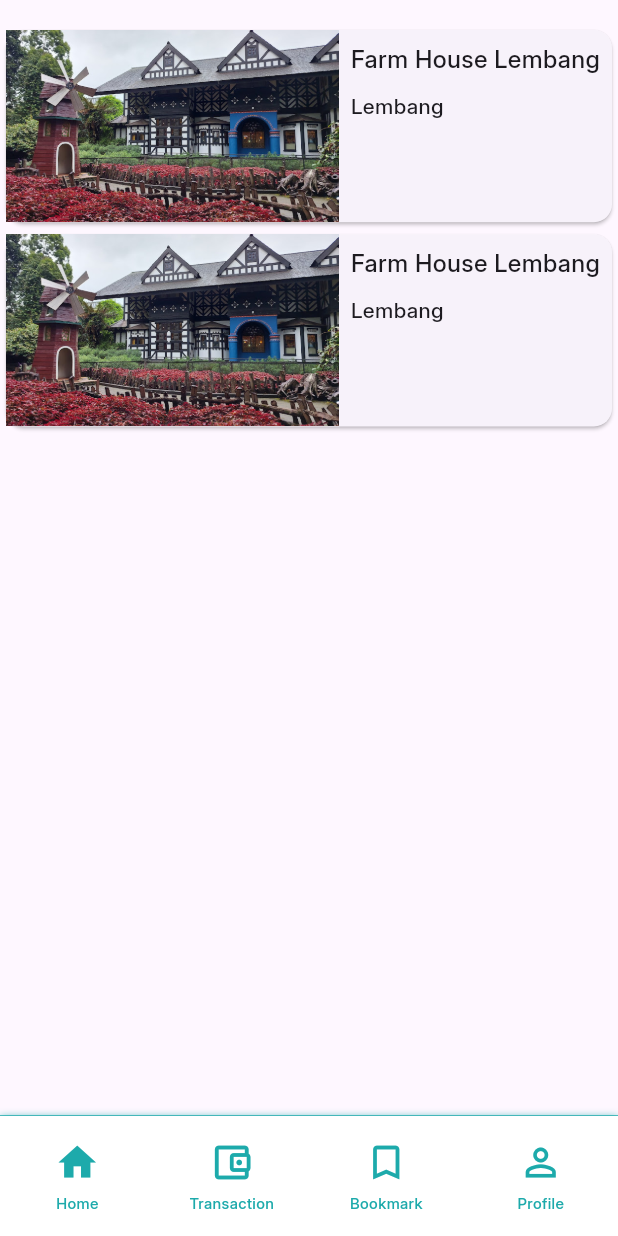
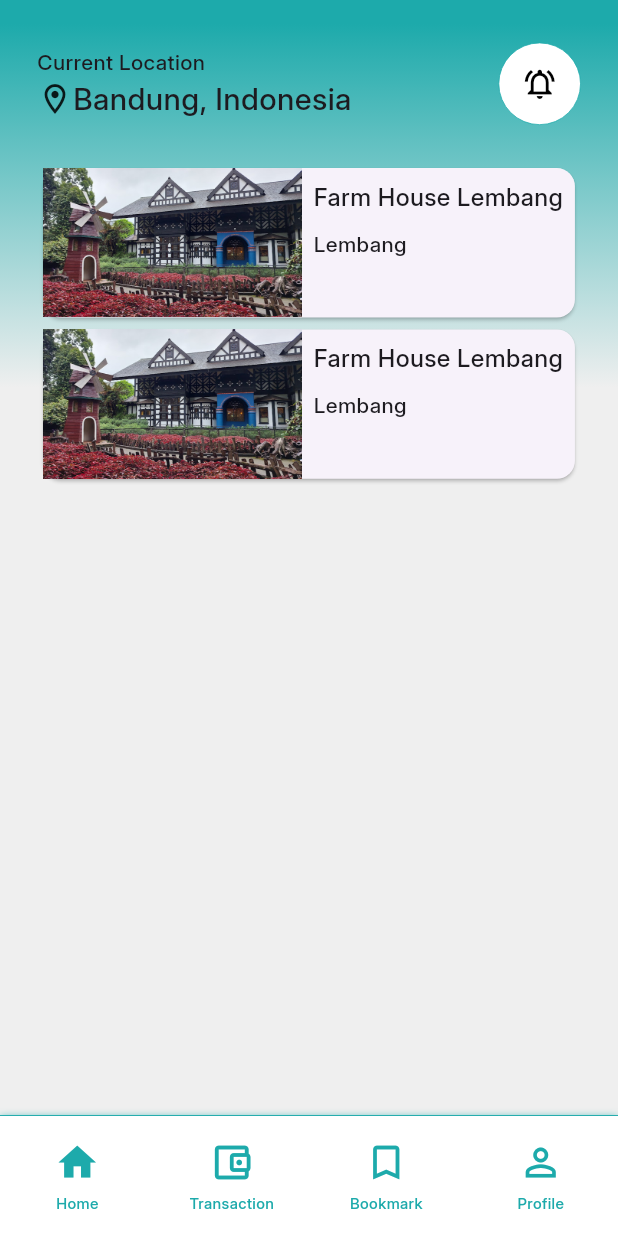
Before and after one commit to Garongan/flutter_aplikasi_tempat_wisata_bandung, a Flutter app: the screen it shows after launch, on a phone screen of 412 x 824 dp. Run offline on Flutter 3.47's test engine with Material 3 defaults, Android fonts, the phone set to English and light mode, and no system bars; our stand-ins replace device_preview.

Commit message:
feat: header in homescreen fix: scrolling in detail screen

```diff
--- a/lib/components/navigation_menu_component.dart
+++ b/lib/components/navigation_menu_component.dart
@@ -17,6 +17,7 @@ class _NavigationMenuState extends State<NavigationMenu> {
   @override
   Widget build(BuildContext context) {
     return Scaffold(
+      backgroundColor: const Color.fromRGBO(29, 170, 171, 1),
       body: <Widget>[
         const HomeScreen(),
         const TransactionScreen(),
--- a/lib/screen/home_screen.dart
+++ b/lib/screen/home_screen.dart
@@ -8,9 +8,76 @@ class HomeScreen extends StatelessWidget {
 
   @override
   Widget build(BuildContext context) {
+    final width = MediaQuery.sizeOf(context).width;
+    final xPadding = width * 0.06;
+    final xGap = width * 0.02;
+    final yGap = width * 0.03;
     return SafeArea(
       child: Container(
+        padding: EdgeInsets.symmetric(
+          horizontal: xPadding,
+          vertical: yGap,
+        ),
+        decoration: const BoxDecoration(
+          gradient: LinearGradient(
+            begin: Alignment.topCenter,
+            end: Alignment.bottomCenter,
+            colors: <Color>[
+              Color.fromRGBO(29, 170, 171, 1),
+              Color.fromRGBO(239, 239, 239, 1),
+              Color.fromRGBO(239, 239, 239, 1),
+              Color.fromRGBO(239, 239, 239, 1),
+            ],
+          ),
+        ),
         margin: const EdgeInsets.only(top: 16.0),
+        child: Column(
+          children: <Widget>[
+            Row(
+              mainAxisAlignment: MainAxisAlignment.spaceBetween,
+              children: [
+                const Column(
+                  crossAxisAlignment: CrossAxisAlignment.start,
+                  children: [
+                    Text(
+                      'Current Location',
+                      style: TextStyle(fontSize: 14),
+                    ),
+                    Row(
+                      children: [
+                        Icon(Icons.location_on_outlined),
+                        Text(
+                          'Bandung, Indonesia',
+                          style: TextStyle(fontSize: 20),
+                        ),
+                      ],
+                    )
+                  ],
+                ),
+                Container(
+                  padding: const EdgeInsets.all(3),
+                  decoration: BoxDecoration(
+                      color: Colors.white,
+                      shape: BoxShape.circle,
+                      border: Border.all(
+                        color: const Color.fromRGBO(29, 170, 171, 1),
+                        width: 0.5,
+                      )),
+                  child: IconButton(
+                    onPressed: () {},
+                    icon: const Icon(
+                      Icons.notifications_on_outlined,
+                      color: Colors.black,
+                      size: 24,
+                    ),
+                  ),
+                ),
+              ],
+            ),
+            SizedBox(
+              height: xPadding,
+            ),
+            Expanded(
               child: ListView.builder(
                 itemBuilder: (context, index) {
                   final TourismPlaceModel placeModel = tourismPlaceData[index];
@@ -57,6 +124,9 @@ class HomeScreen extends StatelessWidget {
                 itemCount: tourismPlaceData.length,
               ),
             ),
+          ],
+        ),
+      ),
     );
   }
 }
```
Also changed, not shown: lib/screen/detail_screen.dart (+25 -11 lines). Lines whose indentation alone changed are shown as unchanged.
